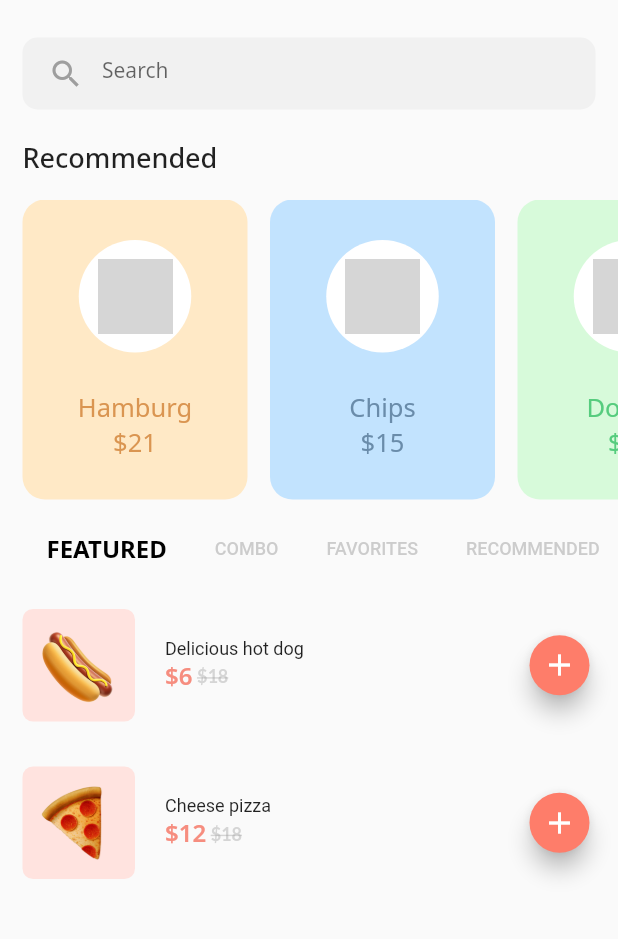
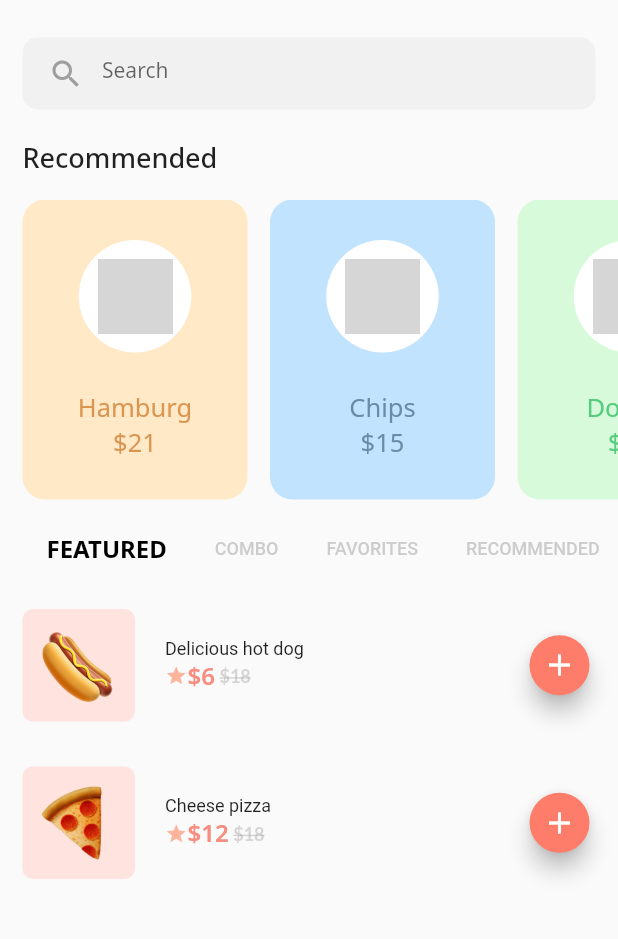
Before and after one commit to Nithu96/flutter_recipes, a Flutter app: the screen it shows after launch, on a phone screen of 412 x 824 dp, the part 231-1170 px from its top. Run offline on Flutter 3.47's test engine with Material 2 defaults, Android fonts, the phone set to English and light mode, and no system bars; our stand-ins replace google_fonts; grey boxes are pictures that could not be loaded.

Commit message:
star added

```diff
--- a/lib/foodtab.dart
+++ b/lib/foodtab.dart
@@ -57,6 +57,11 @@ class _FoodTabState extends State<FoodTab> {
                       //     spacing: 0.0),
                       Row(
                         children: <Widget>[
+                          Icon(
+                            Icons.star,
+                            color: Colors.deepOrangeAccent.withOpacity(0.5),
+                            size: 15.0,
+                          ),
                           Text(
                             '\$' + price,
                             style: GoogleFonts.notoSans(
@@ -66,6 +71,7 @@ class _FoodTabState extends State<FoodTab> {
                             ),
                           ),
                           SizedBox(width: 3.0),
+
                           Text(
                             '\$' + '18',
                             style: GoogleFonts.lato(
```
